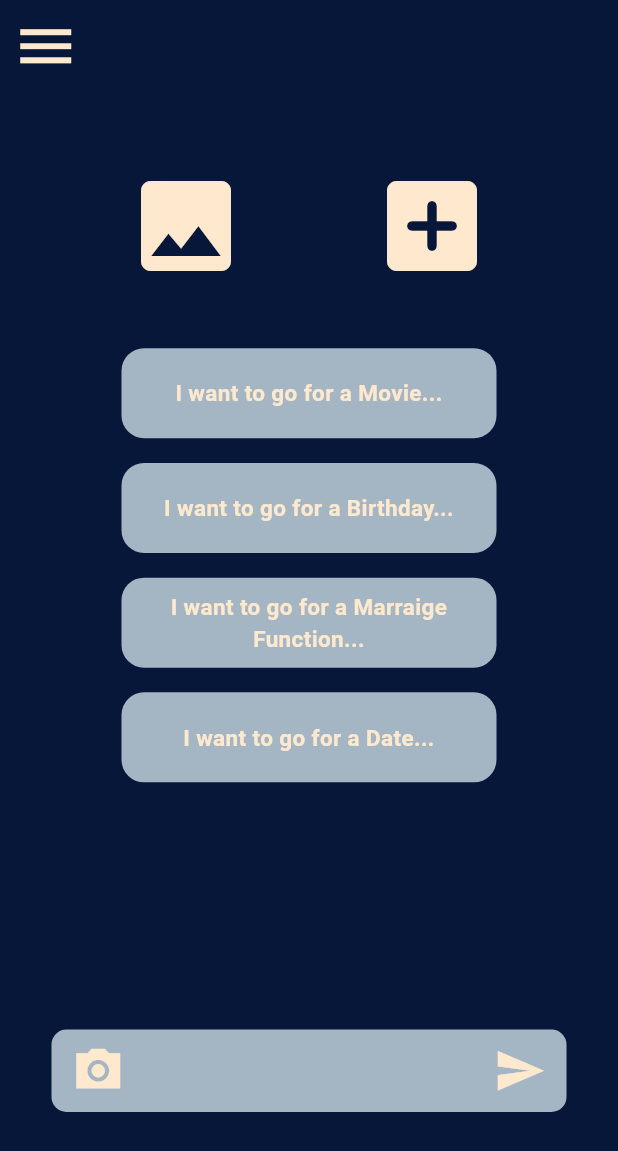
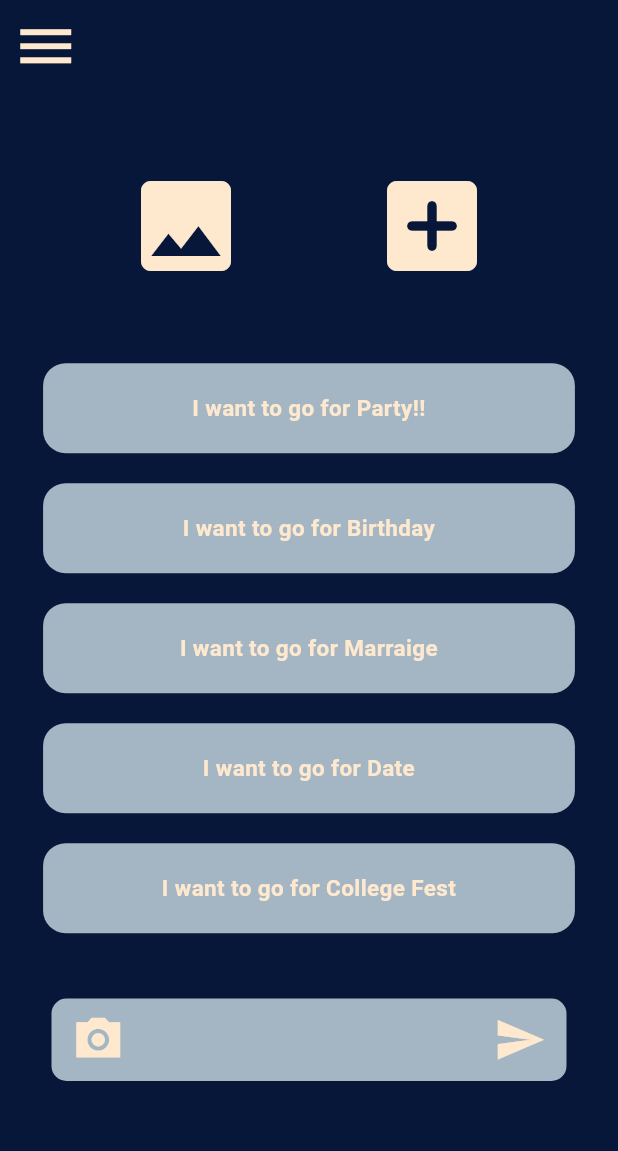
Before and after one commit to Mann6805/WhatRobe, a Flutter app: the Homescreen screen opened directly, on a phone screen of 412 x 824 dp. Shown: the top 1151 px of the screen. Run offline on Flutter 3.47's test engine with Material 3 defaults, Android fonts, the light colour scheme and no system bars; our stand-ins replace camera, cloud_firestore, firebase_auth, firebase_core, firebase_storage, flutter_gemini and 2 more; accounts and stored records are empty.

Commit message:
Hum do bhai, dono hi tabahi

```diff
--- a/lib/homescreen.dart
+++ b/lib/homescreen.dart
@@ -1,7 +1,9 @@
 // ignore_for_file: must_be_immutable
 
 import 'dart:io';
+import 'dart:typed_data';
 
+import 'package:cloud_firestore/cloud_firestore.dart';
 import 'package:fashion_organiser/camerascreen.dart';
 import 'package:fashion_organiser/libraryscreen.dart';
 import 'package:fashion_organiser/provider/userprovider.dart';
@@ -9,6 +11,7 @@ import 'package:fashion_organiser/splashscreen.dart';
 import 'package:firebase_auth/firebase_auth.dart';
 import 'package:firebase_storage/firebase_storage.dart';
 import 'package:flutter/material.dart';
+import 'package:flutter/services.dart';
 import 'package:flutter_gemini/flutter_gemini.dart';
 import 'package:image_picker/image_picker.dart';
 import 'package:provider/provider.dart';
@@ -29,26 +32,215 @@ class _HomescreenState extends State<Homescreen> {
   var msgform = GlobalKey<FormState>();
   String? responsetext;
   bool isgetting = false;
+  late Future<List<String>> _imageUrlsFuture;
 
-  Future<String?> fetchGeminiResponse(String userInput, String? path) async {
+  final List<String> _prompts = [
+    "I want to go for Party!!",
+    "I want to go for Birthday",
+    "I want to go for Marraige",
+    "I want to go for Date",
+    "I want to go for College Fest",
+    "I want to go for Shopping",
+    "I want to go for Movie",
+  ];
+
+  @override
+  void initState() {
+    super.initState();
+    _imageUrlsFuture = getImageUrls(FirebaseAuth.instance.currentUser!.uid);
+    print(FirebaseAuth.instance.currentUser!.uid);
+  }
+
+  Widget _buildInitialPromptList(String userId) {
+    return Container(
+      decoration: const BoxDecoration(color: Color(0xff071739)),
+      height: 400,
+      width: 300,
+      child: ListView.builder(
+        itemCount: _prompts.length,
+        itemBuilder: (context, index) {
+          return Padding(
+            padding: const EdgeInsets.all(10.0),
+            child: InkWell(
+              onTap: () {
+                fetchGeminiResponse(
+                    _prompts[index] + " Suggest me a cloth", null, userId);
+                setState(() {});
+              },
+              child: Container(
+                height: 60,
+                width: 250,
+                decoration: BoxDecoration(
+                  color: const Color(0xffA4B5C4),
+                  borderRadius: BorderRadius.circular(15),
+                ),
+                child: Center(
+                  child: Text(
+                    _prompts[index],
+                    textAlign: TextAlign.center,
+                    style: const TextStyle(
+                        color: Color(0XFFFEE9CE),
+                        fontSize: 15,
+                        fontWeight: FontWeight.w600),
+                  ),
+                ),
+              ),
+            ),
+          );
+        },
+      ),
+    );
+  }
+
+  Widget _buildChatUI(List<Map<String, dynamic>> messages, double width) {
+    return Container(
+      decoration: const BoxDecoration(color: Color(0xff071739)),
+      height: 400,
+      width: 300,
+      child: ListView.builder(
+        itemCount: messages.length,
+        itemBuilder: (context, index) {
+          final message = messages[index];
+          return Padding(
+            padding: const EdgeInsets.all(10.0),
+            child: Column(
+              children: [
+                Container(
+                  width: width / 1.1,
+                  padding: const EdgeInsets.all(10),
+                  decoration: BoxDecoration(
+                    color: Colors.black26,
+                    borderRadius: BorderRadius.circular(15),
+                  ),
+                  child: Column(
+                    crossAxisAlignment: CrossAxisAlignment.end,
+                    children: [
+                      Text(
+                        message['userInput'],
+                        style: const TextStyle(
+                          color: Color(0XFFFEE9CE),
+                          fontSize: 15,
+                        ),
+                      ),
+                    ],
+                  ),
+                ),
+                const SizedBox(
+                  height: 5,
+                ),
+                Container(
+                  width: width / 1.1,
+                  padding: const EdgeInsets.all(10),
+                  decoration: BoxDecoration(
+                    color: Colors.black26,
+                    borderRadius: BorderRadius.circular(15),
+                  ),
+                  child: Column(
+                    crossAxisAlignment: CrossAxisAlignment.start,
+                    children: [
+                      Text(
+                        message['response'],
+                        style: const TextStyle(
+                          color: Color(0XFFFEE9CE),
+                          fontSize: 15,
+                        ),
+                      ),
+                    ],
+                  ),
+                ),
+              ],
+            ),
+          );
+        },
+      ),
+    );
+  }
+
+  Future<List<String>> getImageUrls(String userid) async {
+    List<String> imageUrls = [];
+    final ListResult result =
+        await FirebaseStorage.instance.ref(userid).listAll();
+    for (var ref in result.items) {
+      String url = await ref.getDownloadURL();
+      imageUrls.add(url);
+    }
+    return imageUrls;
+  }
+
+  Future<void> fetchGeminiResponse(
+      String userInput, String? path, String userId) async {
     final Gemini gemini = Gemini.instance;
-    if (path == null){
-      final response = await gemini.text(userInput);
-      return response?.content?.parts?.last.text;
+    List<Uint8List> images = [];
+    List<String> imageUrls = await _imageUrlsFuture;
+
+    for (String imageUrl in imageUrls) {
+      print(imageUrl);
+      final ByteData imageData =
+          await NetworkAssetBundle(Uri.parse(imageUrl)).load("");
+      images.add(imageData.buffer.asUint8List());
     }
-    else{
-      final File file = File(path);
+
+    if (path != null) {
+      File file = File(path);
+      images.add(file.readAsBytesSync());
+    }
+
     try {
+      print(images);
       final response = await gemini.textAndImage(
         text: userInput,
-          images: [file.readAsBytesSync()],
+        images: images,
       );
-        return response?.content?.parts?.last.text;
+      await _storeConversation(
+          userInput, response?.content?.parts?.last.text, userId);
     } catch (e) {
       print(e);
-        return null;
     }
   }
+
+  Future<void> _storeConversation(
+      String userInput, String? responseText, String userId) async {
+    try {
+      final FirebaseFirestore _firestore = FirebaseFirestore.instance;
+      await _firestore
+          .collection('conversations')
+          .doc(userId)
+          .collection('messages')
+          .add({
+        'userInput': userInput,
+        'response': responseText,
+        'timestamp': FieldValue.serverTimestamp(),
+      });
+    } catch (e) {
+      print('Error storing conversation: $e');
+    }
+  }
+
+  Future<void> _deleteAllConversations(String userId) async {
+    try {
+      final FirebaseFirestore _firestore = FirebaseFirestore.instance;
+      final collectionRef = _firestore
+          .collection('conversations')
+          .doc(userId)
+          .collection('messages');
+      final querySnapshot = await collectionRef.get();
+      for (final doc in querySnapshot.docs) {
+        await doc.reference.delete();
+      }
+    } catch (e) {
+      print('Error deleting conversations: $e');
+    }
+  }
+
+  Stream<List<Map<String, dynamic>>> _getMessagesForUser(String userId) {
+    final FirebaseFirestore _firestore = FirebaseFirestore.instance;
+    return _firestore
+        .collection('conversations')
+        .doc(userId)
+        .collection('messages')
+        .orderBy('timestamp', descending: false)
+        .snapshots()
+        .map((snapshot) => snapshot.docs.map((doc) => doc.data()).toList());
   }
 
   Future<void> _openCamera(String name) async {
@@ -137,6 +329,11 @@ class _HomescreenState extends State<Homescreen> {
                 });
               },
             ),
+            ListTile(
+              leading: const Icon(Icons.delete_forever),
+              title: const Text('Delete Conversation'),
+              onTap: () => _deleteAllConversations(userProvider.userId),
+            ),
           ],
         ),
       ),
@@ -174,106 +371,35 @@ class _HomescreenState extends State<Homescreen> {
               height: _height / 20,
             ),
             Container(
-              height: 60,
-              width: 250,
-              decoration: BoxDecoration(
-                  color: const Color(0xffA4B5C4),
-                  borderRadius: BorderRadius.circular(15)),
-              child: const Column(
-                mainAxisAlignment: MainAxisAlignment.center,
-                children: [
-                  Text(
-                    "I want to go for a Movie...",
-                    textAlign: TextAlign.center,
-                    style: TextStyle(
-                        color: Color(0XFFFEE9CE),
-                        fontSize: 15,
-                        fontWeight: FontWeight.w600),
-                  ),
-                ],
+              decoration: const BoxDecoration(
+                  color: Color(
+                0xff071739,
+              )),
+              height: _height / 2.1,
+              width: _width / 1.1,
+              child: StreamBuilder<List<Map<String, dynamic>>>(
+                stream: _getMessagesForUser(userProvider.userId),
+                builder: (context, snapshot) {
+                  if (snapshot.connectionState == ConnectionState.waiting) {
+                    return Center(child: CircularProgressIndicator());
+                  } else if (snapshot.hasError) {
+                    return Center(child: Text('Error: ${snapshot.error}'));
+                  } else if (!snapshot.hasData || snapshot.data!.isEmpty) {
+                    return _buildInitialPromptList(userProvider.userId);
+                  } else {
+                    return _buildChatUI(snapshot.data!, _width);
+                  }
+                },
               ),
             ),
             SizedBox(
-              height: _height / 50,
-            ),
-            Container(
-              height: 60,
-              width: 250,
-              decoration: BoxDecoration(
-                  color: const Color(0xffA4B5C4),
-                  borderRadius: BorderRadius.circular(15)),
-              child: const Column(
-                mainAxisAlignment: MainAxisAlignment.center,
-                children: [
-                  Text(
-                    "I want to go for a Birthday...",
-                    textAlign: TextAlign.center,
-                    style: TextStyle(
-                        color: Color(0XFFFEE9CE),
-                        fontSize: 15,
-                        fontWeight: FontWeight.w600),
-                  ),
-                ],
-              ),
-            ),
-            SizedBox(
-              height: _height / 50,
-            ),
-            Container(
-              height: 60,
-              width: 250,
-              decoration: BoxDecoration(
-                  color: const Color(0xffA4B5C4),
-                  borderRadius: BorderRadius.circular(15)),
-              child: const Column(
-                mainAxisAlignment: MainAxisAlignment.center,
-                children: [
-                  Text(
-                    "I want to go for a Marraige Function...",
-                    textAlign: TextAlign.center,
-                    style: TextStyle(
-                        color: Color(0XFFFEE9CE),
-                        fontSize: 15,
-                        fontWeight: FontWeight.w600),
-                  ),
-                ],
-              ),
-            ),
-            SizedBox(
-              height: _height / 50,
-            ),
-            Container(
-              height: 60,
-              width: 250,
-              decoration: BoxDecoration(
-                  color: const Color(0xffA4B5C4),
-                  borderRadius: BorderRadius.circular(15)),
-              child: const Column(
-                mainAxisAlignment: MainAxisAlignment.center,
-                children: [
-                  Text(
-                    "I want to go for a Date...",
-                    textAlign: TextAlign.center,
-                    style: TextStyle(
-                        color: Color(0XFFFEE9CE),
-                        fontSize: 15,
-                        fontWeight: FontWeight.w600),
-                  ),
-                ],
-              ),
-            ),
-            SizedBox(
-              height: _height / 5,
-              child: Text(
-                responsetext ?? "",
-                style: TextStyle(color: Colors.amber[600], fontSize: 15),
-              ),
+              height: _height / 20,
             ),
             Container(
               height: _height / 15,
               width: _width / 1.2,
               decoration: BoxDecoration(
-                color: const Color(0xffA4B5C4),
+                color: const Color(0XFFA4B5C4),
                 borderRadius: BorderRadius.circular(10),
               ),
               child: Form(
@@ -284,13 +410,24 @@ class _HomescreenState extends State<Homescreen> {
                       width: _width / 30,
                     ),
                     InkWell(
+                      onLongPress: () {
+                        widget.image = null;
+                        setState(() {});
+                      },
                       onTap: () {
                         Navigator.push(context,
                             MaterialPageRoute(builder: (context) {
                           return const Camerascreen();
                         }));
+                        setState(() {});
                       },
-                      child: const Icon(
+                      child: widget.image != null
+                          ? Image.file(
+                              File(widget.image!),
+                              width: 40,
+                              height: 40,
+                            )
+                          : const Icon(
                               Icons.camera_alt_sharp,
                               color: Color(0XFFFEE9CE),
                               size: 35,
@@ -316,14 +453,17 @@ class _HomescreenState extends State<Homescreen> {
                     ),
                     InkWell(
                       onTap: () async {
-                        if (msgform.currentState!.validate() && _promptcontroller.text.isNotEmpty) {
+                        if (msgform.currentState!.validate() &&
+                            _promptcontroller.text.isNotEmpty) {
                           setState(() {
                             isgetting = true;
                           });
-                          responsetext = (await fetchGeminiResponse(
-                              _promptcontroller.text, widget.image))!;
+                          print(widget.image);
+                          await fetchGeminiResponse(_promptcontroller.text,
+                              widget.image, userProvider.userId);
                           setState(() {
                             isgetting = false;
+                            print(responsetext);
                           });
                         } else {
                           SnackBar messagesnackbar = const SnackBar(
```
Also changed, not shown: 5 other files. Lines whose indentation alone changed are shown as unchanged.
